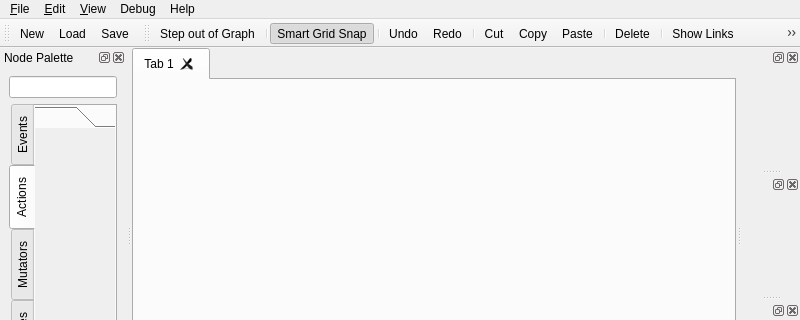
Qt form delta3d/ui/dtDirectorQt/directoreditor.ui (delta3d/delta3d) before a commit; both pictures show x 0 to 800 and y 0 to 320 of the 800 by 600 pixel window.
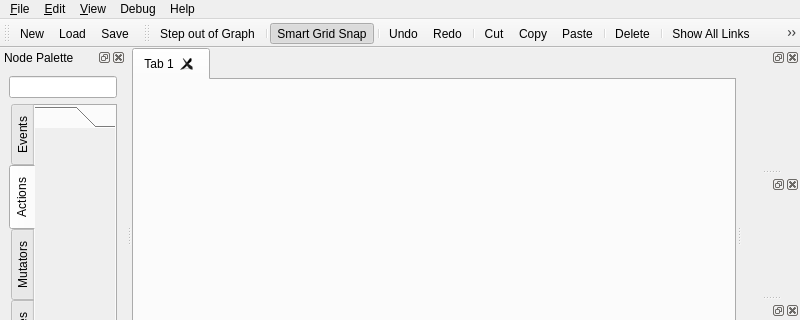
The same form after that commit. The open tabs and pages were chosen to show the change. Icons and pictures are not drawn. Custom widgets are drawn as their Qt base class.

Commit message: dtDirectorQt: Cleaned up context menu code. dtDirectorQt: Added a context menu for showing individual hidden links.

Patch:
```diff
--- a/delta3d/ui/dtDirectorQt/directoreditor.ui
+++ b/delta3d/ui/dtDirectorQt/directoreditor.ui
@@ -824,7 +824,7 @@
      <normaloff>:/icons/showlinks.png</normaloff>:/icons/showlinks.png</iconset>
    </property>
    <property name="text">
-    <string>&amp;Show Links</string>
+    <string>&amp;Show All Links</string>
    </property>
    <property name="toolTip">
     <string>Shows all hidden links on selected nodes (Ctrl+U).</string>
@@ -839,7 +839,7 @@
      <normaloff>:/icons/hidelinks.png</normaloff>:/icons/hidelinks.png</iconset>
    </property>
    <property name="text">
-    <string>&amp;Hide Links</string>
+    <string>&amp;Hide All Links</string>
    </property>
    <property name="toolTip">
     <string>Hides all unused links on selected nodes (Ctrl+H).</string>
```
Left out of the diff: 32 changed lines with no effect on the pictures. The commit also changes 9 other files.
